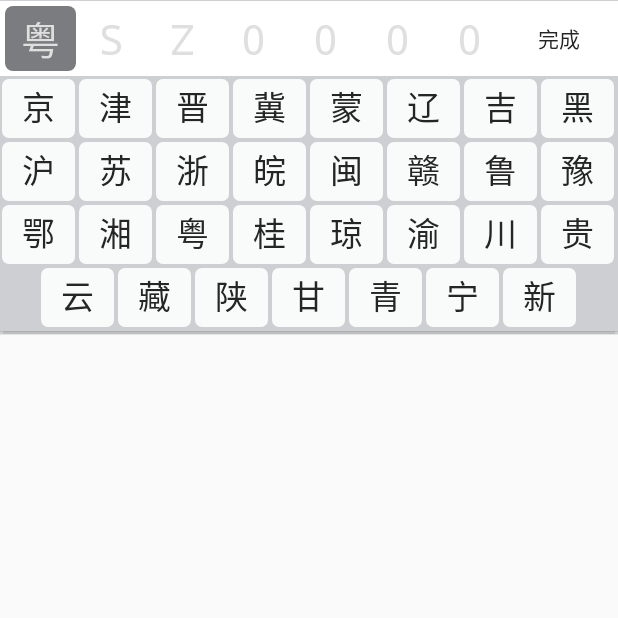
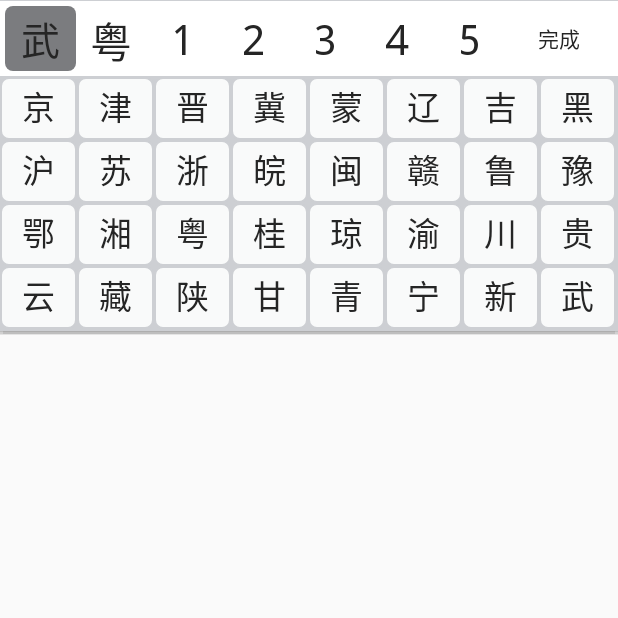
Before and after one commit to Jacco-su/NextKeyboard, an Android app: the screen it shows after launch (MainActivity), after a tap on "车牌号专用键盘", on a phone screen of 412 x 824 dp, the top half of it. Run offline under Robolectric (Android 15) with nearby library versions, the phone set to English and light mode, and no system bars.

Commit message:
Update keyboards

```diff
--- a/app/src/main/java/com/github/yoojia/keyboard/app/MainActivity.java
+++ b/app/src/main/java/com/github/yoojia/keyboard/app/MainActivity.java
@@ -5,10 +5,11 @@ import android.os.Bundle;
 import android.view.View;
 import android.widget.Button;
 import android.widget.TextView;
+import android.widget.Toast;
 
 import com.github.yoojia.keyboard.PasswordKeyboard;
 import com.github.yoojia.keyboard.VehiclePlateKeyboard;
-import com.github.yoojia.keyboard.OnCommitListener;
+import com.github.yoojia.keyboard.OnKeyActionListener;
 
 public class MainActivity extends ActionBarActivity {
 
@@ -24,12 +25,19 @@ public class MainActivity extends ActionBarActivity {
         vehicle.setOnClickListener(new View.OnClickListener() {
             @Override
             public void onClick(View view) {
-                VehiclePlateKeyboard.create(MainActivity.this, new OnCommitListener() {
+                VehiclePlateKeyboard keyboard = new VehiclePlateKeyboard(MainActivity.this, new OnKeyActionListener() {
                     @Override
-                    public void onCommit(String input) {
+                    public void onFinish(String input) {
                         display.setText(input);
                     }
+
+                    @Override
+                    public void onProcess(String input) {
+                        display.setText("Processing: " + input);
+                    }
                 });
+                keyboard.setDefaultPlateNumber("WJ粤12345");
+                keyboard.show(getWindow().getDecorView().getRootView());
             }
         });
 
@@ -37,10 +45,15 @@ public class MainActivity extends ActionBarActivity {
         number.setOnClickListener(new View.OnClickListener() {
             @Override
             public void onClick(View v) {
-                PasswordKeyboard.show(MainActivity.this, new OnCommitListener() {
+                PasswordKeyboard.show(MainActivity.this, new OnKeyActionListener() {
                     @Override
-                    public void onCommit(String input) {
+                    public void onFinish(String input) {
                         display.setText(input);
+                    }
+
+                    @Override
+                    public void onProcess(String input) {
+                        display.setText("Processing: " + input);
                     }
                 });
             }
--- a/keyboard/gradle.properties
+++ b/keyboard/gradle.properties
@@ -1,5 +1,5 @@
 GROUP=com.github.yoojia
-VERSION=1.5
+VERSION=1.6
 
 PKG_REPO=maven
 PACKAGING=aar
--- a/keyboard/src/main/java/com/github/yoojia/keyboard/AbstractKeyboard.java
+++ b/keyboard/src/main/java/com/github/yoojia/keyboard/AbstractKeyboard.java
@@ -18,11 +18,14 @@ class AbstractKeyboard {
     private final Context mContext;
     private final PopupWindow mPopupWindow;
 
-    protected final OnCommitListener mCommitListener;
+    protected final OnKeyActionListener mOnKeyActionListener;
 
-    public AbstractKeyboard(Context context, OnCommitListener commitListener) {
+    public AbstractKeyboard(Context context, OnKeyActionListener onKeyActionListener) {
         mContext = context;
-        mCommitListener = commitListener;
+        if (onKeyActionListener == null) {
+            throw new NullPointerException("onKeyActionListener == null");
+        }
+        mOnKeyActionListener = onKeyActionListener;
         mPopupWindow = new PopupWindow(ViewGroup.LayoutParams.MATCH_PARENT, ViewGroup.LayoutParams.WRAP_CONTENT);
         mPopupWindow.setFocusable(true);
         mPopupWindow.setOutsideTouchable(false);
@@ -47,13 +50,14 @@ class AbstractKeyboard {
     }
 
     protected String getInput(TextView[] inputs) {
-        final StringBuilder value = new StringBuilder(inputs.length);
+        final StringBuilder buff = new StringBuilder(inputs.length);
         for (TextView item : inputs){
-            if (! TextUtils.isEmpty(item.getText())){
-                value.append(item.getText());
+            String text = String.valueOf(item.getText());
+            if (! TextUtils.isEmpty(text)){
+                buff.append(text);
             }
         }
-        return value.toString();
+        return buff.toString();
     }
 
 }
--- a/keyboard/src/main/java/com/github/yoojia/keyboard/OnCommitListener.java
+++ /dev/null
@@ -1,15 +0,0 @@
-package com.github.yoojia.keyboard;
-
-/**
- * @author  yoojia.chen@gmail.com
- * @version version 2015-04-24
- * @since   1.0
- */
-public interface OnCommitListener {
-
-    /**
-     * 提交输入
-     * @param input 输入内容
-     */
-    void onCommit(String input);
-}
--- /dev/null
+++ b/keyboard/src/main/java/com/github/yoojia/keyboard/OnKeyActionListener.java
@@ -0,0 +1,21 @@
+package com.github.yoojia.keyboard;
+
+/**
+ * @author  yoojia.chen@gmail.com
+ * @version version 2015-04-24
+ * @since   1.6
+ */
+public interface OnKeyActionListener {
+
+    /**
+     * 输入完成并提交
+     * @param input 输入内容
+     */
+    void onFinish(String input);
+
+    /**
+     * 输入过程中的数据
+     * @param input 当前已经输入的内容
+     */
+    void onProcess(String input);
+}
--- a/keyboard/src/main/java/com/github/yoojia/keyboard/VehiclePlateKeyboard.java
+++ b/keyboard/src/main/java/com/github/yoojia/keyboard/VehiclePlateKeyboard.java
@@ -9,7 +9,7 @@ import android.view.View;
 import android.widget.TextView;
 
 /**
- * 车辆号码键盘
+ * 中国民用
  *
  * @author  yoojia.chen@gmail.com
  * @version version 2015-04-24
@@ -19,24 +19,28 @@ public class VehiclePlateKeyboard extends AbstractKeyboard{
 
     private static final int NUMBER_LENGTH = 7;
 
-    private static final String CHINESE = "|京津晋冀蒙辽吉黑沪苏浙皖闽赣鲁豫鄂湘粤桂琼渝川贵云藏陕甘青宁新|港澳警学挂";
+    public static final String WJ_PREFIX = "WJ";
+
+    private static final String PROVINCE_CHINESE = "@京津晋冀蒙辽吉黑沪苏浙皖闽赣鲁豫鄂湘粤桂琼渝川贵云藏陕甘青宁新武";
+    public static final String EXTRA_CHINESE = "@港澳警学挂";
 
     private final KeyboardView mKeyboardView;
     private final TextView[] mNumbersTextView = new TextView[NUMBER_LENGTH];
 
     private View mCommitButton;
-    private int mShowKeyboard = 0;
+    private int mShowingKeyboard = 0;
     private TextView mSelectedTextView;
 
-    private Keyboard mProvinceKeyboard;
+    private Keyboard mProvinceKeyboard_1;
+    private Keyboard mProvinceKeyboard_0;
     private Keyboard mCityCodeKeyboard;
     private Keyboard mNumberKeyboard;
     private Keyboard mNumberExtraKeyboard;
 
     private String mDefaultPlateNumber;
 
-    public VehiclePlateKeyboard(Context context, OnCommitListener commitListener) {
-        super(context, commitListener);
+    public VehiclePlateKeyboard(Context context, OnKeyActionListener keyActionListener) {
+        super(context, keyActionListener);
 
         final View contentView = putContentView(R.layout.keyboard_vehicle_plate);
 
@@ -49,11 +53,13 @@ public class VehiclePlateKeyboard extends AbstractKeyboard{
         mNumbersTextView[6] = (TextView) contentView.findViewById(R.id.keyboard_number_6);
 
         final View.OnClickListener listener = createNumberListener();
-        for (TextView m : mNumbersTextView) {
-            m.setOnClickListener(listener);
+        for (TextView view : mNumbersTextView) {
+            view.setSoundEffectsEnabled(false);
+            view.setOnClickListener(listener);
         }
 
-        mProvinceKeyboard = new Keyboard(context, R.xml.keyboard_vehicle_province);
+        mProvinceKeyboard_1 = new Keyboard(context, R.xml.keyboard_vehicle_province_1);
+        mProvinceKeyboard_0 = new Keyboard(context, R.xml.keyboard_vehicle_province_0);
         mCityCodeKeyboard = new Keyboard(context, R.xml.keyboard_vehicle_code);
         mNumberKeyboard = new Keyboard(context, R.xml.keyboard_vehicle_number);
         mNumberExtraKeyboard = new Keyboard(context, R.xml.keyboard_vehicle_number_extra);
@@ -62,8 +68,11 @@ public class VehiclePlateKeyboard extends AbstractKeyboard{
         mKeyboardView.setOnKeyboardActionListener(new OnKeyboardActionHandler(){
             @Override
             public void onKey(int charCode, int[] keyCodes) {
-                if (charCode >= 400){ // 400 See keyboard xml
-                    charCode = CHINESE.charAt(charCode - 400);
+                // 在键盘XML文件中，40x为省份文字使用的编码，50x为特定尾号文字的编码
+                if (400 < charCode && charCode < 500){ // 400 See keyboard xml
+                    charCode = PROVINCE_CHINESE.charAt(charCode - 400);
+                }else if (500 < charCode) {
+                    charCode = EXTRA_CHINESE.charAt(charCode - 500);
                 }
                 mSelectedTextView.setText(Character.toString((char) charCode));
                 nextNumber();
@@ -77,7 +86,7 @@ public class VehiclePlateKeyboard extends AbstractKeyboard{
             public void onClick(View v) {
                 final String number = getInput(mNumbersTextView);
                 if (number.length() == mNumbersTextView.length){
-                    mCommitListener.onCommit(number);
+                    mOnKeyActionListener.onFinish(number);
                     dismiss();
                 }
             }
@@ -85,19 +94,22 @@ public class VehiclePlateKeyboard extends AbstractKeyboard{
     }
 
     public void setDefaultPlateNumber(String number) {
-        mDefaultPlateNumber = number;
+        if (!TextUtils.isEmpty(number)) {
+            if (number.startsWith(WJ_PREFIX)) {
+                mDefaultPlateNumber = "武" + number.substring(number.length() > 2 ? 2 : 0);
+            }else{
+                mDefaultPlateNumber = number;
+            }
+        }
     }
 
     @Override
     public void show(View anchorView) {
         if ( ! TextUtils.isEmpty(mDefaultPlateNumber)){
-            if (NUMBER_LENGTH != mDefaultPlateNumber.length()){
-                throw new IllegalArgumentException("Illegal vehicle number:" + mDefaultPlateNumber);
-            }else{
-                final char[] numbers = mDefaultPlateNumber.toUpperCase().toCharArray();
-                for (int i = 0;i< NUMBER_LENGTH;i++){
-                    mNumbersTextView[i].setText(Character.toString(numbers[i]));
-                }
+            final char[] numbers = mDefaultPlateNumber.toUpperCase().toCharArray();
+            final int limited = Math.min(NUMBER_LENGTH, numbers.length);
+            for (int i = 0;i< limited;i++){
+                mNumbersTextView[i].setText(Character.toString(numbers[i]));
             }
         }
         super.show(anchorView);
@@ -109,6 +121,8 @@ public class VehiclePlateKeyboard extends AbstractKeyboard{
     }
 
     private void nextNumber(){
+        final String number = getInput(mNumbersTextView);
+        mOnKeyActionListener.onProcess(number);
         final int viewId = mSelectedTextView.getId();
         if (viewId == R.id.keyboard_number_0) {
             mNumbersTextView[1].performClick();
@@ -128,7 +142,7 @@ public class VehiclePlateKeyboard extends AbstractKeyboard{
     }
 
     private View.OnClickListener createNumberListener() {
-        final View.OnClickListener listener = new View.OnClickListener() {
+        return new View.OnClickListener() {
             @Override
             public void onClick(View view) {
                 if (mSelectedTextView != null){
@@ -138,23 +152,29 @@ public class VehiclePlateKeyboard extends AbstractKeyboard{
                 mSelectedTextView.setActivated(true);
                 int id = view.getId();
                 if (id == R.id.keyboard_number_0) {
-                    if (mShowKeyboard != R.xml.keyboard_vehicle_province) {
-                        mShowKeyboard = R.xml.keyboard_vehicle_province;
-                        mKeyboardView.setKeyboard(mProvinceKeyboard);
+                    if (mShowingKeyboard != R.xml.keyboard_vehicle_province_1) {
+                        mShowingKeyboard = R.xml.keyboard_vehicle_province_1;
+                        mKeyboardView.setKeyboard(mProvinceKeyboard_1);
                     }
                 } else if (id == R.id.keyboard_number_1) {
-                    if (mShowKeyboard != R.xml.keyboard_vehicle_code) {
-                        mShowKeyboard = R.xml.keyboard_vehicle_code;
-                        mKeyboardView.setKeyboard(mCityCodeKeyboard);
+                    final String number = getInput(mNumbersTextView);
+                    if (number.startsWith(WJ_PREFIX)) {
+                        mShowingKeyboard = R.xml.keyboard_vehicle_province_0;
+                        mKeyboardView.setKeyboard(mProvinceKeyboard_0);
+                    }else{
+                        if (mShowingKeyboard != R.xml.keyboard_vehicle_code) {
+                            mShowingKeyboard = R.xml.keyboard_vehicle_code;
+                            mKeyboardView.setKeyboard(mCityCodeKeyboard);
+                        }
                     }
                 } else if (id == R.id.keyboard_number_6) {
-                    if (mShowKeyboard != R.xml.keyboard_vehicle_number_extra) {
-                        mShowKeyboard = R.xml.keyboard_vehicle_number_extra;
+                    if (mShowingKeyboard != R.xml.keyboard_vehicle_number_extra) {
+                        mShowingKeyboard = R.xml.keyboard_vehicle_number_extra;
                         mKeyboardView.setKeyboard(mNumberExtraKeyboard);
                     }
                 } else {
-                    if (mShowKeyboard != R.xml.keyboard_vehicle_number) {
-                        mShowKeyboard = R.xml.keyboard_vehicle_number;
+                    if (mShowingKeyboard != R.xml.keyboard_vehicle_number) {
+                        mShowingKeyboard = R.xml.keyboard_vehicle_number;
                         mKeyboardView.setKeyboard(mNumberKeyboard);
                     }
                 }
@@ -162,14 +182,19 @@ public class VehiclePlateKeyboard extends AbstractKeyboard{
                 mKeyboardView.invalidate();
             }
         };
-        return listener;
     }
 
-    public static void create(Activity context, OnCommitListener listener) {
-        new VehiclePlateKeyboard(context, listener).show(context.getWindow().getDecorView().getRootView());
+    @Override
+    protected String getInput(TextView[] inputs) {
+        final String number = super.getInput(inputs);
+        return number.replace("武", WJ_PREFIX);
     }
 
-    public static VehiclePlateKeyboard create(Context context, OnCommitListener listener) {
+    public static void show(Activity activity, OnKeyActionListener listener) {
+        new VehiclePlateKeyboard(activity, listener).show(activity.getWindow().getDecorView().getRootView());
+    }
+
+    public static VehiclePlateKeyboard create(Context context, OnKeyActionListener listener) {
         return new VehiclePlateKeyboard(context, listener);
     }
 
--- a/keyboard/src/main/res/xml/keyboard_vehicle_number_extra.xml
+++ b/keyboard/src/main/res/xml/keyboard_vehicle_number_extra.xml
@@ -47,11 +47,11 @@
         <Key android:codes="88" android:keyLabel="X" />
         <Key android:codes="89" android:keyLabel="Y" />
         <Key android:codes="90" android:keyLabel="Z" />
-        <Key android:codes="433" android:keyLabel="港" />
-        <Key android:codes="434" android:keyLabel="澳" />
-        <Key android:codes="435" android:keyLabel="警" />
-        <Key android:codes="436" android:keyLabel="学" />
-        <Key android:codes="437" android:keyLabel="挂" android:keyEdgeFlags="right" />
+        <Key android:codes="501" android:keyLabel="港" />
+        <Key android:codes="502" android:keyLabel="澳" />
+        <Key android:codes="503" android:keyLabel="警" />
+        <Key android:codes="504" android:keyLabel="学" />
+        <Key android:codes="505" android:keyLabel="挂" android:keyEdgeFlags="right" />
     </Row>
 
 </Keyboard>
--- /dev/null
+++ b/keyboard/src/main/res/xml/keyboard_vehicle_province_0.xml
@@ -0,0 +1,52 @@
+<?xml version="1.0" encoding="utf-8"?>
+<Keyboard xmlns:android="http://schemas.android.com/apk/res/android"
+    android:keyHeight="@dimen/keyboard_key_height"
+    android:keyWidth="12.499995%p"
+    >
+
+    <Row>
+        <Key android:codes="401" android:keyLabel="京" android:keyEdgeFlags="left"/>
+        <Key android:codes="402" android:keyLabel="津" />
+        <Key android:codes="403" android:keyLabel="晋" />
+        <Key android:codes="404" android:keyLabel="冀" />
+        <Key android:codes="405" android:keyLabel="蒙" />
+        <Key android:codes="406" android:keyLabel="辽" />
+        <Key android:codes="407" android:keyLabel="吉" />
+        <Key android:codes="408" android:keyLabel="黑" android:keyEdgeFlags="right"/>
+    </Row>
+
+    <Row>
+        <Key android:codes="409" android:keyLabel="沪" android:keyEdgeFlags="left"/>
+        <Key android:codes="410" android:keyLabel="苏" />
+        <Key android:codes="411" android:keyLabel="浙" />
+        <Key android:codes="412" android:keyLabel="皖" />
+        <Key android:codes="413" android:keyLabel="闽" />
+        <Key android:codes="414" android:keyLabel="赣" />
+        <Key android:codes="415" android:keyLabel="鲁" />
+        <Key android:codes="416" android:keyLabel="豫" android:keyEdgeFlags="right"/>
+    </Row>
+
+    <Row>
+        <Key android:codes="417" android:keyLabel="鄂" android:keyEdgeFlags="left"/>
+        <Key android:codes="418" android:keyLabel="湘" />
+        <Key android:codes="419" android:keyLabel="粤" />
+        <Key android:codes="420" android:keyLabel="桂" />
+        <Key android:codes="421" android:keyLabel="琼" />
+        <Key android:codes="422" android:keyLabel="渝" />
+        <Key android:codes="423" android:keyLabel="川" />
+        <Key android:codes="424" android:keyLabel="贵" android:keyEdgeFlags="right"/>
+    </Row>
+
+    <Row>
+        <Key android:codes="425" android:keyLabel="云"
+             android:horizontalGap="6.24999%p"
+             android:keyEdgeFlags="left"/>
+        <Key android:codes="426" android:keyLabel="藏" />
+        <Key android:codes="427" android:keyLabel="陕" />
+        <Key android:codes="428" android:keyLabel="甘" />
+        <Key android:codes="429" android:keyLabel="青" />
+        <Key android:codes="430" android:keyLabel="宁" />
+        <Key android:codes="431" android:keyLabel="新" android:keyEdgeFlags="right"/>
+    </Row>
+
+</Keyboard>
--- a/keyboard/src/main/res/xml/keyboard_vehicle_province.xml
+++ b/keyboard/src/main/res/xml/keyboard_vehicle_province_1.xml
@@ -38,16 +38,14 @@
     </Row>
 
     <Row>
-        <Key android:codes="425" android:keyLabel="云"
-             android:horizontalGap="6.249999%p"
-             android:keyEdgeFlags="left"/>
+        <Key android:codes="425" android:keyLabel="云" android:keyEdgeFlags="left"/>
         <Key android:codes="426" android:keyLabel="藏" />
         <Key android:codes="427" android:keyLabel="陕" />
         <Key android:codes="428" android:keyLabel="甘" />
         <Key android:codes="429" android:keyLabel="青" />
         <Key android:codes="430" android:keyLabel="宁" />
-        <Key android:codes="431" android:keyLabel="新"
-             android:keyEdgeFlags="right"/>
+        <Key android:codes="431" android:keyLabel="新" />
+        <Key android:codes="432" android:keyLabel="武" android:keyEdgeFlags="right"/>
     </Row>
 
 </Keyboard>
```
Also changed, not shown: keyboard/src/main/java/com/github/yoojia/keyboard/PasswordKeyboard.java (+17 -10 lines), 1 other file.
